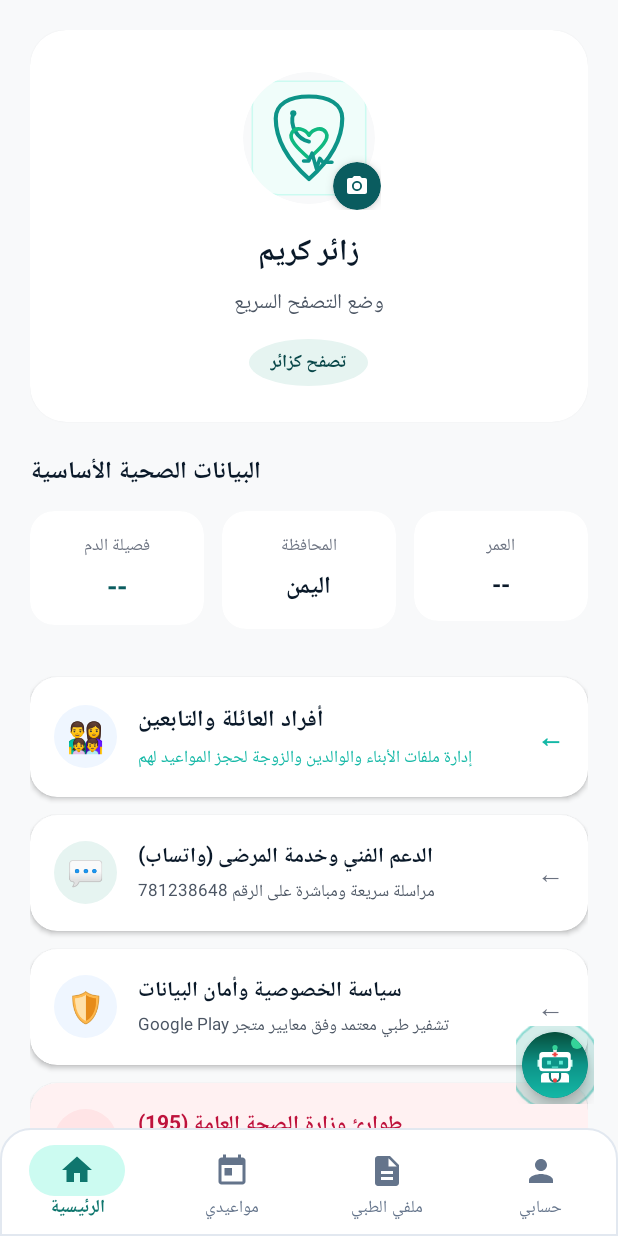
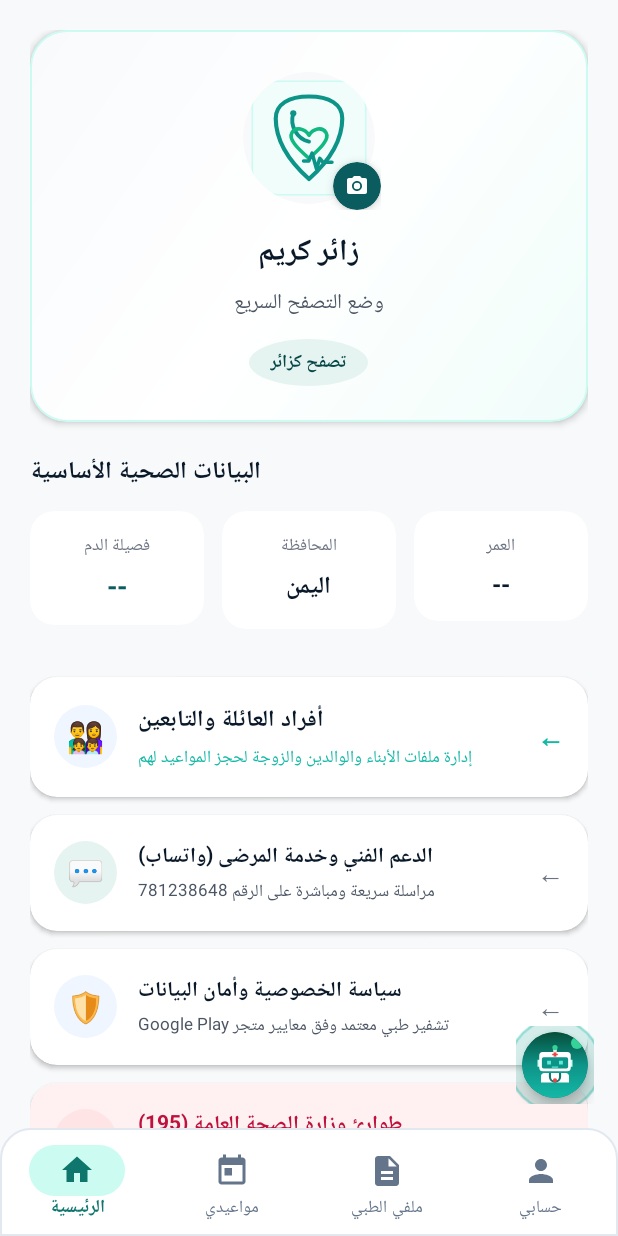
Before and after one commit to Alhaking1/medical-clinic-system, an Android app built with Jetpack Compose: the fragment PatientProfileFragment placed in its activity, on a phone screen of 412 x 824 dp. Run offline under Robolectric (Android 15) with nearby library versions, the phone set to English and light mode, and no system bars; our stand-ins replace Dagger/Hilt's generated code; network calls fail; pictures from the network do not load; 3 statements that could not run were skipped.

Commit message:
style(ui): elevate patient profile hero card with subtle gradient and refined borders

```diff
--- /dev/null
+++ b/apps/patient-app/app/src/main/res/drawable/bg_card_profile_hero.xml
@@ -0,0 +1,14 @@
+<?xml version="1.0" encoding="utf-8"?>
+<shape xmlns:android="http://schemas.android.com/apk/res/android"
+    android:shape="rectangle">
+    <corners android:radius="24dp" />
+    <gradient
+        android:type="linear"
+        android:angle="135"
+        android:startColor="#F0FDFA"
+        android:centerColor="#FFFFFF"
+        android:endColor="#F8FAFC" />
+    <stroke
+        android:width="1.2dp"
+        android:color="#CCFBF1" />
+</shape>
--- a/apps/patient-app/app/src/main/res/layout/fragment_patient_profile.xml
+++ b/apps/patient-app/app/src/main/res/layout/fragment_patient_profile.xml
@@ -18,14 +18,15 @@
             android:layout_width="match_parent"
             android:layout_height="wrap_content"
             app:cardCornerRadius="24dp"
-            app:cardElevation="2dp"
-            app:cardBackgroundColor="@color/surface_dark_elevated">
+            app:cardElevation="3dp"
+            app:cardBackgroundColor="@color/transparent">
 
             <LinearLayout
                 android:layout_width="match_parent"
                 android:layout_height="wrap_content"
                 android:orientation="vertical"
                 android:gravity="center"
+                android:background="@drawable/bg_card_profile_hero"
                 android:padding="24dp">
 
                 <FrameLayout
```
Also changed, not shown: apps/patient-app/app/src/main/res/drawable/bg_vitals_card.xml (added, +9 -0 lines).
